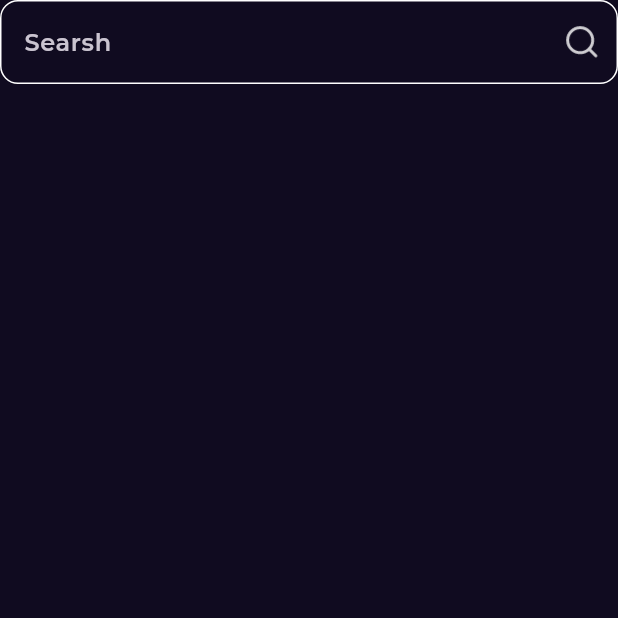
After one commit to Mahmoud52atta/bookly_repo, a Flutter app: the SearshView screen opened by its route, on a phone screen of 412 x 824 dp, the top half of it. The commit adds this screen. Run offline on Flutter 3.47's test engine with Material 3 defaults, Android fonts, the phone set to English and light mode, and no system bars; our stand-ins replace font_awesome_flutter, get, go_router, google_fonts.

Commit message:
creat searsh view,CustomTextField

```diff
--- a/lib/Featuers/home/presentaition/views/widets/custom_uppbar.dart
+++ b/lib/Featuers/home/presentaition/views/widets/custom_uppbar.dart
@@ -1,5 +1,7 @@
+import 'package:bookly_app/core/utils/app_router.dart';
 import 'package:bookly_app/core/utils/assets.dart';
 import 'package:flutter/material.dart';
+import 'package:go_router/go_router.dart';
 
 class CustomAppBar extends StatelessWidget {
   const CustomAppBar({super.key});
@@ -17,7 +19,9 @@ class CustomAppBar extends StatelessWidget {
           Spacer(),
           IconButton(
               // iconSize: 15,
-              onPressed: () {},
+              onPressed: () {
+                GoRouter.of(context).push(AppRouter.kSearshView);
+              },
               icon: Image.asset(
                 'assets/images/ic search.png',
                 height: 32,
--- /dev/null
+++ b/lib/Featuers/searsh/presentaition/views/searsh_view.dart
@@ -0,0 +1,13 @@
+import 'package:bookly_app/Featuers/searsh/presentaition/views/widget/searsh_view_body.dart';
+import 'package:flutter/material.dart';
+
+class SearshView extends StatelessWidget {
+  const SearshView({super.key});
+
+  @override
+  Widget build(BuildContext context) {
+    return const Scaffold(
+      body: SafeArea(child: SearhViewBody()),
+    );
+  }
+}
--- /dev/null
+++ b/lib/Featuers/searsh/presentaition/views/widget/custom_textField.dart
@@ -0,0 +1,32 @@
+import 'package:flutter/material.dart';
+
+class CustomSearshTextField extends StatelessWidget {
+  const CustomSearshTextField({super.key});
+
+  @override
+  Widget build(BuildContext context) {
+    return TextField(
+      decoration: InputDecoration(
+        suffixIcon: Opacity(
+          opacity: .8,
+          child: IconButton(
+              // iconSize: 15,
+              onPressed: () {},
+              icon: Image.asset(
+                'assets/images/ic search.png',
+                height: 25,
+              )),
+        ),
+        hintText: 'Searsh',
+        enabledBorder: buildOutLineInbutBorder(),
+        focusedBorder: buildOutLineInbutBorder(),
+      ),
+    );
+  }
+
+  OutlineInputBorder buildOutLineInbutBorder() {
+    return OutlineInputBorder(
+        borderRadius: BorderRadius.circular(12),
+        borderSide: BorderSide(color: Colors.white));
+  }
+}
--- /dev/null
+++ b/lib/Featuers/searsh/presentaition/views/widget/searsh_view_body.dart
@@ -0,0 +1,15 @@
+import 'package:bookly_app/Featuers/searsh/presentaition/views/widget/custom_textField.dart';
+import 'package:flutter/material.dart';
+
+class SearhViewBody extends StatelessWidget {
+  const SearhViewBody({super.key});
+
+  @override
+  Widget build(BuildContext context) {
+    return const Column(
+      children: [
+        CustomSearshTextField(),
+      ],
+    );
+  }
+}
--- a/lib/core/utils/app_router.dart
+++ b/lib/core/utils/app_router.dart
@@ -1,10 +1,13 @@
 import 'package:bookly_app/Featuers/home/presentaition/views/boocks_details.dart';
 import 'package:bookly_app/Featuers/home/presentaition/views/home_view.dart';
+import 'package:bookly_app/Featuers/searsh/presentaition/views/searsh_view.dart';
 import 'package:bookly_app/Featuers/splash/presentaition/splash_view.dart';
 import 'package:go_router/go_router.dart';
 
 abstract class AppRouter {
   static const khomeView = '/homeView';
+  static const kSearshView = '/searshView';
+
   static const kBoockDetails = '/boockdetails';
 
   static final router = GoRouter(
@@ -12,6 +15,10 @@ abstract class AppRouter {
       GoRoute(
         path: '/',
         builder: (context, state) => SplashView(),
+      ),
+      GoRoute(
+        path: kSearshView,
+        builder: (context, state) => SearshView(),
       ),
       GoRoute(
         path: khomeView,
```
